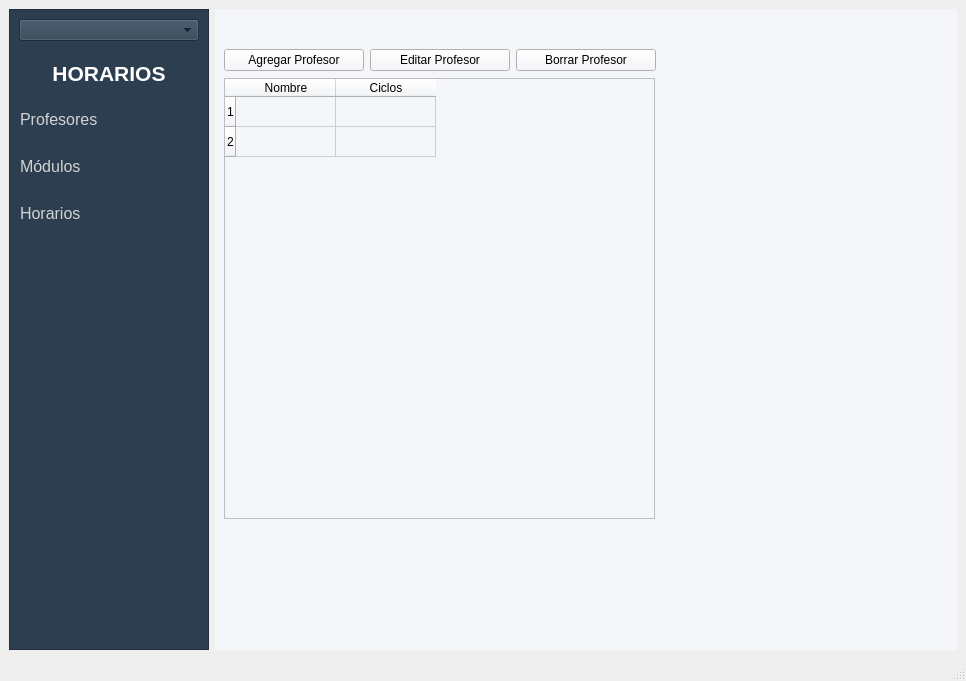
Before: the Qt Designer form src/ui/horarios.ui in IvanJesusCorbalanPascual/Creador-de-Horarios, drawn with Qt 5.
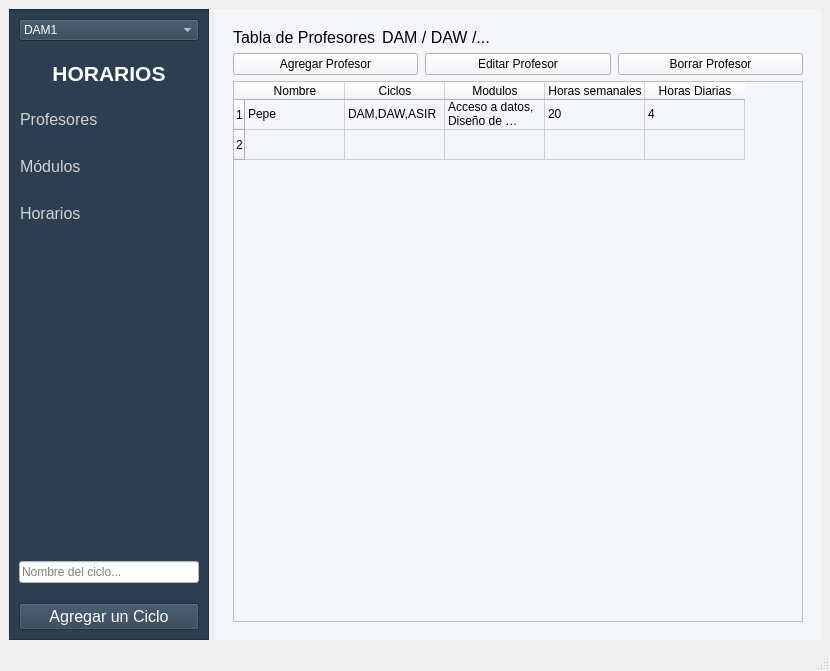
After: the same form once the commit is applied. The open tabs and pages were chosen to show the change.

```diff
--- a/src/ui/horarios.ui
+++ b/src/ui/horarios.ui
@@ -6,8 +6,8 @@
    <rect>
     <x>0</x>
     <y>0</y>
-    <width>966</width>
-    <height>681</height>
+    <width>830</width>
+    <height>671</height>
    </rect>
   </property>
   <property name="windowTitle">
@@ -43,10 +43,24 @@
         <number>20</number>
        </property>
        <item>
-        <widget class="QComboBox" name="combo_ciclos"/>
+        <widget class="QComboBox" name="combo_ciclos">
+         <property name="styleSheet">
+          <string notr="true">color:white;</string>
+         </property>
+         <item>
+          <property name="text">
+           <string>DAM1</string>
+          </property>
        </item>
        <item>
-        <widget class="QLabel" name="label">
+          <property name="text">
+           <string>DAM2</string>
+          </property>
+         </item>
+        </widget>
+       </item>
+       <item>
+        <widget class="QLabel" name="Horarios">
          <property name="font">
           <font>
            <pointsize>16</pointsize>
@@ -144,6 +158,31 @@
          </property>
         </spacer>
        </item>
+       <item>
+        <widget class="QLineEdit" name="lineEdit">
+         <property name="styleSheet">
+          <string notr="true">background-color:white;</string>
+         </property>
+         <property name="placeholderText">
+          <string>Nombre del ciclo...</string>
+         </property>
+        </widget>
+       </item>
+       <item>
+        <widget class="QPushButton" name="btn_agregar_ciclo">
+         <property name="font">
+          <font>
+           <pointsize>12</pointsize>
+          </font>
+         </property>
+         <property name="styleSheet">
+          <string notr="true">color:white;</string>
+         </property>
+         <property name="text">
+          <string>Agregar un Ciclo</string>
+         </property>
+        </widget>
+       </item>
       </layout>
      </widget>
     </item>
@@ -159,46 +198,56 @@
           <number>2</number>
          </property>
          <widget class="QWidget" name="page_profesores">
-          <widget class="QTableWidget" name="tabla_profesores">
-           <property name="geometry">
-            <rect>
-             <x>0</x>
-             <y>60</y>
-             <width>431</width>
-             <height>441</height>
-            </rect>
-           </property>
-           <row>
-            <property name="text">
-             <string>1</string>
-            </property>
-           </row>
-           <row>
+          <layout class="QVBoxLayout" name="verticalLayout_4">
+           <item>
+            <layout class="QHBoxLayout" name="horizontalLayout_6">
+             <property name="bottomMargin">
+              <number>0</number>
+             </property>
+             <item>
+              <widget class="QLabel" name="label">
+               <property name="font">
+                <font>
+                 <pointsize>12</pointsize>
+                </font>
+               </property>
             <property name="text">
-             <string>2</string>
-            </property>
-           </row>
-           <column>
-            <property name="text">
-             <string>Nombre</string>
-            </property>
-           </column>
-           <column>
+                <string>Tabla de Profesores</string>
+               </property>
+              </widget>
+             </item>
+             <item>
+              <widget class="QLabel" name="lbl_ciclo_profesor">
+               <property name="font">
+                <font>
+                 <pointsize>12</pointsize>
+                </font>
+               </property>
             <property name="text">
-             <string>Ciclos</string>
-            </property>
-           </column>
-          </widget>
-          <widget class="QWidget" name="horizontalLayoutWidget">
-           <property name="geometry">
-            <rect>
-             <x>0</x>
-             <y>30</y>
-             <width>432</width>
-             <height>25</height>
-            </rect>
-           </property>
+                <string>DAM / DAW /...</string>
+               </property>
+              </widget>
+             </item>
+             <item>
+              <spacer name="horizontalSpacer_3">
+               <property name="orientation">
+                <enum>Qt::Horizontal</enum>
+               </property>
+               <property name="sizeHint" stdset="0">
+                <size>
+                 <width>40</width>
+                 <height>20</height>
+                </size>
+               </property>
+              </spacer>
+             </item>
+            </layout>
+           </item>
+           <item>
            <layout class="QHBoxLayout" name="horizontalLayout_3">
+             <property name="spacing">
+              <number>7</number>
+             </property>
             <property name="bottomMargin">
              <number>0</number>
             </property>
@@ -224,7 +273,72 @@
              </widget>
             </item>
            </layout>
-          </widget>
+           </item>
+           <item>
+            <widget class="QTableWidget" name="tabla_profesores">
+             <row>
+              <property name="text">
+               <string>1</string>
+              </property>
+             </row>
+             <row>
+              <property name="text">
+               <string>2</string>
+              </property>
+             </row>
+             <column>
+              <property name="text">
+               <string>Nombre</string>
+              </property>
+             </column>
+             <column>
+              <property name="text">
+               <string>Ciclos</string>
+              </property>
+             </column>
+             <column>
+              <property name="text">
+               <string>Modulos</string>
+              </property>
+             </column>
+             <column>
+              <property name="text">
+               <string>Horas semanales</string>
+              </property>
+             </column>
+             <column>
+              <property name="text">
+               <string>Horas Diarias</string>
+              </property>
+             </column>
+             <item row="0" column="0">
+              <property name="text">
+               <string>Pepe</string>
+              </property>
+             </item>
+             <item row="0" column="1">
+              <property name="text">
+               <string>DAM,DAW,ASIR</string>
+              </property>
+             </item>
+             <item row="0" column="2">
+              <property name="text">
+               <string>Acceso a datos, Diseño de Interfaces, PSP</string>
+              </property>
+             </item>
+             <item row="0" column="3">
+              <property name="text">
+               <string>20</string>
+              </property>
+             </item>
+             <item row="0" column="4">
+              <property name="text">
+               <string>4</string>
+              </property>
+             </item>
+            </widget>
+           </item>
+          </layout>
          </widget>
          <widget class="QWidget" name="page_modulos">
           <widget class="QLabel" name="label_2">
```
Left out of the diff: 208 changed lines with no effect on the pictures. Lines whose indentation alone changed are shown as unchanged.
